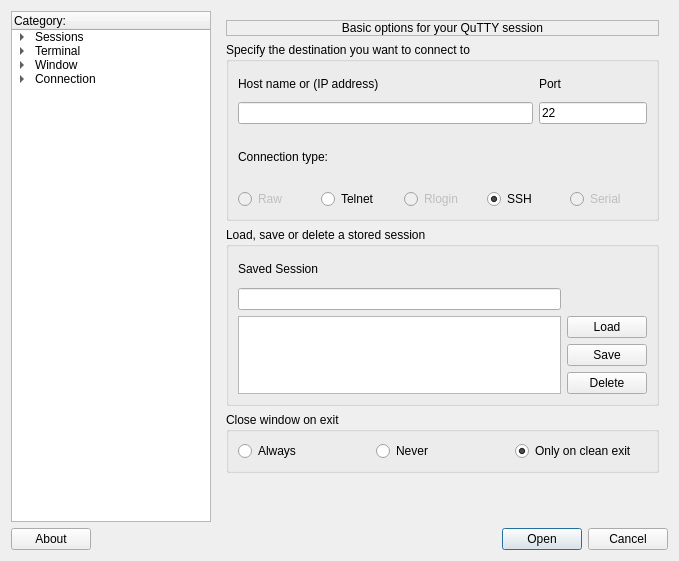
Before: the Qt Designer form GuiSettingsWindow.ui in rajendrant/qutty, drawn with Qt 5.
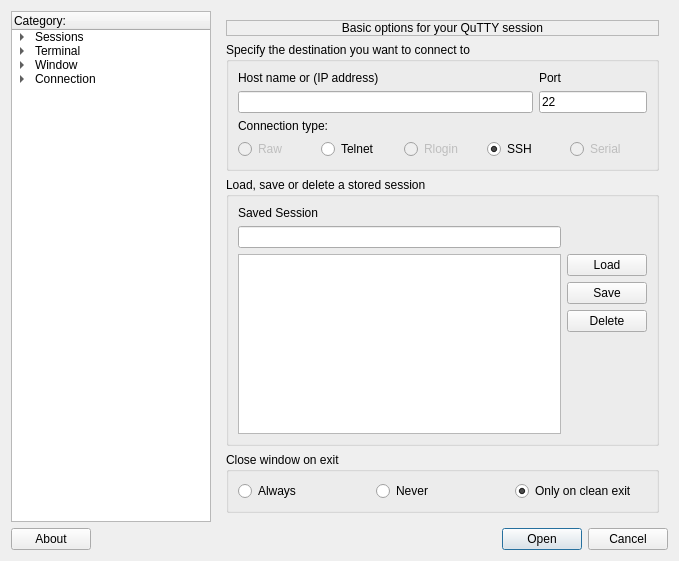
After: the same form once the commit is applied.

Commit message: fix for expanding session settings window not expanding session list

```diff
--- a/GuiSettingsWindow.ui
+++ b/GuiSettingsWindow.ui
@@ -254,7 +254,7 @@
         <number>0</number>
        </property>
        <widget class="QWidget" name="page_1">
-        <layout class="QVBoxLayout" name="verticalLayout_25" stretch="0,1,1,0,0">
+        <layout class="QVBoxLayout" name="verticalLayout_25" stretch="0,1,1,0">
          <item>
           <widget class="QLabel" name="label">
            <property name="sizePolicy">
@@ -285,6 +285,12 @@
          </item>
          <item>
           <widget class="QGroupBox" name="gp_connection">
+           <property name="sizePolicy">
+            <sizepolicy hsizetype="Preferred" vsizetype="Maximum">
+             <horstretch>0</horstretch>
+             <verstretch>0</verstretch>
+            </sizepolicy>
+           </property>
            <property name="title">
             <string>Specify the destination you want to connect to</string>
            </property>
@@ -413,34 +419,49 @@
            <layout class="QVBoxLayout" name="verticalLayout_27">
             <item>
              <layout class="QGridLayout" name="gridLayout_5">
-              <item row="0" column="0">
-               <widget class="QLabel" name="label_23">
-                <property name="text">
-                 <string>Saved Session</string>
+              <item row="1" column="0">
+               <widget class="QLineEdit" name="le_saved_sess">
+                <property name="sizePolicy">
+                 <sizepolicy hsizetype="Expanding" vsizetype="Maximum">
+                  <horstretch>0</horstretch>
+                  <verstretch>0</verstretch>
+                 </sizepolicy>
                 </property>
                </widget>
               </item>
-              <item row="1" column="0">
-               <widget class="QLineEdit" name="le_saved_sess"/>
-              </item>
               <item row="2" column="0" rowspan="3">
                <widget class="QListWidget" name="l_saved_sess"/>
               </item>
-              <item row="2" column="1">
+              <item row="0" column="0">
+               <widget class="QLabel" name="label_23">
+                <property name="sizePolicy">
+                 <sizepolicy hsizetype="Preferred" vsizetype="Maximum">
+                  <horstretch>0</horstretch>
+                  <verstretch>0</verstretch>
+                 </sizepolicy>
+                </property>
+                <property name="text">
+                 <string>Saved Session</string>
+                </property>
+               </widget>
+              </item>
+              <item row="2" column="2">
+               <layout class="QVBoxLayout" name="verticalLayout_39">
+                <item>
                <widget class="QPushButton" name="b_load_sess">
                 <property name="text">
                  <string>Load</string>
                 </property>
                </widget>
               </item>
-              <item row="3" column="1">
+                <item>
                <widget class="QPushButton" name="b_save_sess">
                 <property name="text">
                  <string>Save</string>
                 </property>
                </widget>
               </item>
-              <item row="4" column="1">
+                <item>
                <widget class="QPushButton" name="b_delete_sess">
                 <property name="text">
                  <string>Delete</string>
@@ -450,6 +471,8 @@
              </layout>
             </item>
            </layout>
+            </item>
+           </layout>
           </widget>
          </item>
          <item>
@@ -500,19 +523,6 @@
            </layout>
           </widget>
          </item>
-         <item>
-          <spacer name="verticalSpacer_12">
-           <property name="orientation">
-            <enum>Qt::Vertical</enum>
-           </property>
-           <property name="sizeHint" stdset="0">
-            <size>
-             <width>20</width>
-             <height>40</height>
-            </size>
-           </property>
-          </spacer>
-         </item>
         </layout>
        </widget>
        <widget class="QWidget" name="page_2">
```
Left out of the diff: 20 changed lines with no effect on the pictures. Lines whose indentation alone changed are shown as unchanged.
